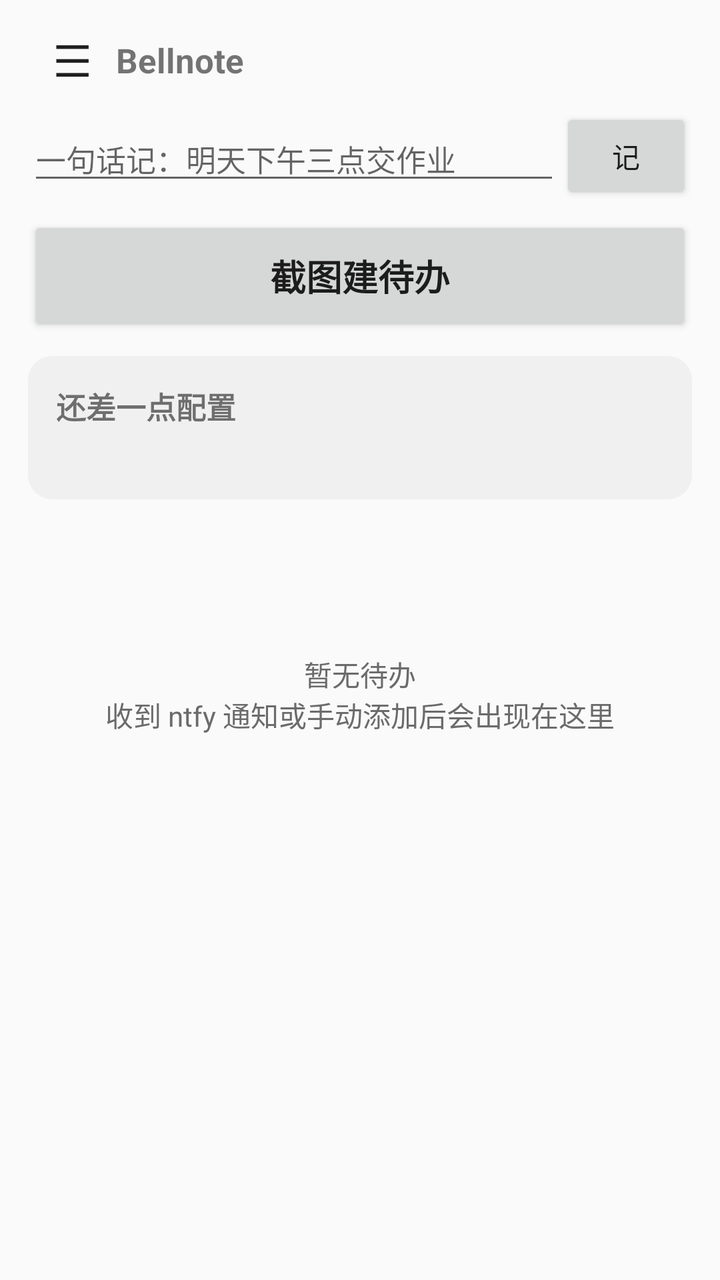
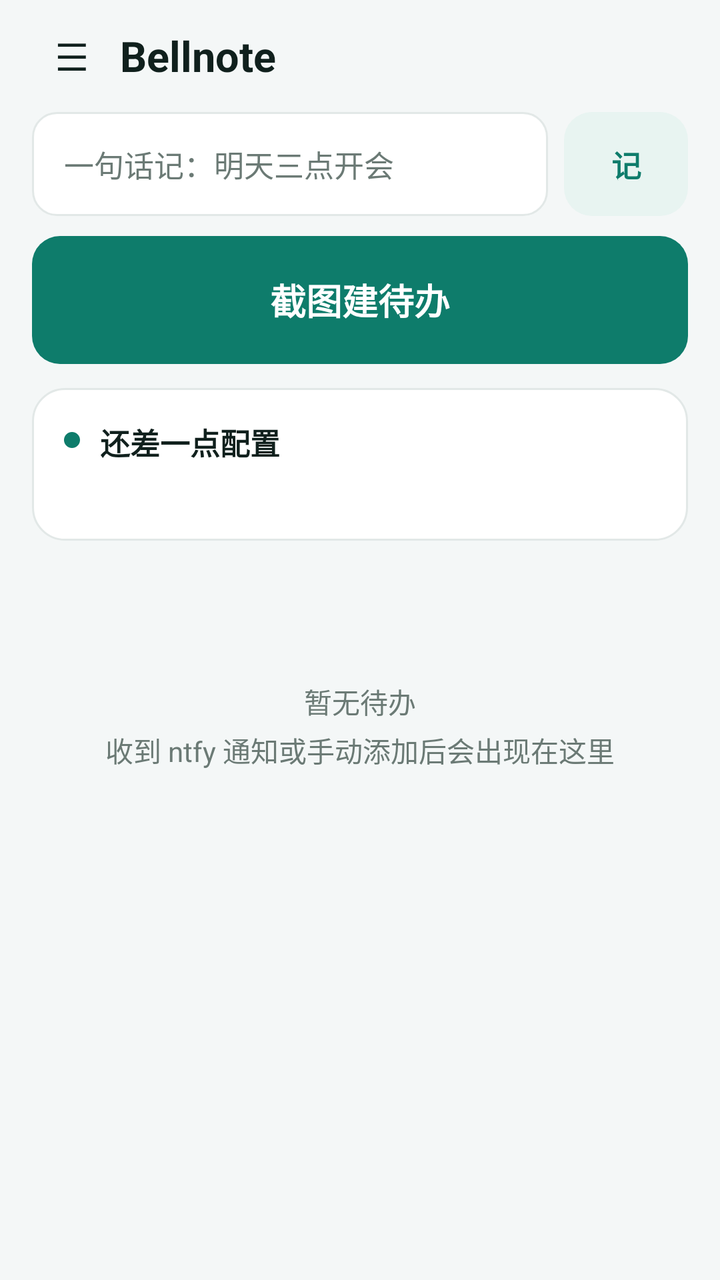

Screens rendered from an Android XML layout before and after an edit, with the pre-edit source and the edit as a unified diff.
<!-- AndroidManifest.xml: activity theme Theme.NtfyCalendar.Home -->
<!-- res/layout/activity_main.xml -->
<?xml version="1.0" encoding="utf-8"?>
<androidx.drawerlayout.widget.DrawerLayout xmlns:android="http://schemas.android.com/apk/res/android"
    android:id="@+id/drawer"
    android:layout_width="match_parent"
    android:layout_height="match_parent">

    
    <LinearLayout
        android:layout_width="match_parent"
        android:layout_height="match_parent"
        android:orientation="vertical"
        android:paddingLeft="14dp"
        android:paddingRight="14dp"
        android:paddingTop="8dp">

        
        <LinearLayout
            android:layout_width="match_parent"
            android:layout_height="wrap_content"
            android:gravity="center_vertical"
            android:orientation="horizontal">

            <TextView
                android:id="@+id/btnMenu"
                android:layout_width="44dp"
                android:layout_height="44dp"
                android:gravity="center"
                android:text="☰"
                android:textColor="@color/text_primary"
                android:textSize="22sp" />

            <TextView
                android:layout_width="0dp"
                android:layout_height="wrap_content"
                android:layout_weight="1"
                android:text="@string/app_name"
                android:textSize="17sp"
                android:textStyle="bold" />

            <TextView
                android:id="@+id/tvVendorHint"
                android:layout_width="wrap_content"
                android:layout_height="wrap_content"
                android:textSize="12sp"
                android:textColor="@color/text_secondary" />
        </LinearLayout>

        
        <LinearLayout
            android:layout_width="match_parent"
            android:layout_height="wrap_content"
            android:layout_marginTop="2dp"
            android:gravity="center_vertical"
            android:orientation="horizontal">

            <EditText
                android:id="@+id/etQuick"
                android:layout_width="0dp"
                android:layout_height="wrap_content"
                android:layout_weight="1"
                android:hint="@string/quick_hint"
                android:imeOptions="actionGo"
                android:inputType="text"
                android:maxLines="1"
                android:textSize="15sp" />

            <Button
                android:id="@+id/btnQuickGo"
                android:layout_width="66dp"
                android:layout_height="wrap_content"
                android:minWidth="0dp"
                android:paddingLeft="4dp"
                android:paddingRight="4dp"
                android:text="@string/quick_go"
                android:textSize="14sp" />
        </LinearLayout>

        <Button
            android:id="@+id/btnShotBig"
            android:layout_width="match_parent"
            android:layout_height="60dp"
            android:layout_marginTop="6dp"
            android:layout_marginBottom="10dp"
            android:text="@string/btn_shot_big"
            android:textSize="18sp"
            android:textStyle="bold" />

        <LinearLayout
            android:id="@+id/statusCard"
            android:layout_width="match_parent"
            android:layout_height="wrap_content"
            android:background="@drawable/bg_card"
            android:clickable="true"
            android:focusable="true"
            android:orientation="vertical"
            android:padding="14dp">

            <TextView
                android:id="@+id/statusTitle"
                android:layout_width="match_parent"
                android:layout_height="wrap_content"
                android:text="@string/main_status_need"
                android:textSize="15sp"
                android:textStyle="bold" />

            <TextView
                android:id="@+id/statusDetail"
                android:layout_width="match_parent"
                android:layout_height="wrap_content"
                android:layout_marginTop="4dp"
                android:textColor="@color/text_secondary"
                android:textSize="13sp" />
        </LinearLayout>

        <TextView
            android:id="@+id/emptyView"
            android:layout_width="match_parent"
            android:layout_height="0dp"
            android:layout_weight="1"
            android:gravity="center"
            android:text="@string/main_empty"
            android:textColor="@color/text_secondary"
            android:textSize="14sp" />

        <androidx.recyclerview.widget.RecyclerView
            android:id="@+id/recycler"
            android:layout_width="match_parent"
            android:layout_height="0dp"
            android:layout_weight="1"
            android:clipToPadding="false"
            android:paddingTop="8dp"
            android:paddingBottom="8dp" />
    </LinearLayout>

    
    <ScrollView
        android:layout_width="272dp"
        android:layout_height="match_parent"
        android:layout_gravity="start"
        android:background="#FFFFFF">

        <LinearLayout
            android:layout_width="match_parent"
            android:layout_height="wrap_content"
            android:orientation="vertical"
            android:paddingTop="24dp"
            android:paddingBottom="24dp">

            <TextView
                android:id="@+id/navAddManual"
                style="@style/NavItem"
                android:layout_marginTop="32dp"
                android:text="@string/nav_add_manual" />

            <TextView
                android:id="@+id/navQuick"
                style="@style/NavItem"
                android:text="@string/nav_quick" />

            <TextView
                android:id="@+id/navCamera"
                style="@style/NavItem"
                android:text="@string/nav_camera" />

            <TextView
                android:id="@+id/navAllEvents"
                style="@style/NavItem"
                android:text="@string/nav_all_events" />

            <TextView
                android:id="@+id/navReconcile"
                style="@style/NavItem"
                android:text="@string/nav_reconcile" />

            <TextView
                android:id="@+id/navSettings"
                style="@style/NavItem"
                android:text="@string/nav_settings" />

            <TextView
                android:id="@+id/navPermission"
                style="@style/NavItem"
                android:text="@string/nav_permission" />

            <TextView
                android:id="@+id/navSidebar"
                style="@style/NavItem"
                android:text="@string/nav_sidebar" />

            <TextView
                android:id="@+id/navTile"
                style="@style/NavItem"
                android:text="@string/nav_tile" />
        </LinearLayout>
    </ScrollView>
</androidx.drawerlayout.widget.DrawerLayout>
<!-- resources referenced by this layout -->
<resources>
  <color name="text_primary">#FF1F1F1F</color>
  <color name="text_secondary">#FF6B6B6B</color>
  <!-- drawable bg_card (drawable) -->
  <?xml version="1.0" encoding="utf-8"?>
  <shape xmlns:android="http://schemas.android.com/apk/res/android"
      android:shape="rectangle">
      <solid android:color="@color/card_bg" />
      <corners android:radius="12dp" />
  </shape>
  <string name="quick_hint">一句话记：明天下午三点交作业</string>
  <style name="NavItem">
          <item name="android:layout_width">match_parent</item>
          <item name="android:layout_height">48dp</item>
          <item name="android:gravity">center_vertical</item>
          <item name="android:paddingLeft">20dp</item>
          <item name="android:paddingRight">20dp</item>
          <item name="android:textSize">15sp</item>
          <item name="android:textColor">@color/text_primary</item>
          <item name="android:background">?android:attr/selectableItemBackground</item>
          <item name="android:clickable">true</item>
          <item name="android:focusable">true</item>
      </style>
  <style name="Theme.NtfyCalendar.Home" parent="Theme.AppCompat.DayNight.NoActionBar">
          <item name="colorPrimary">@color/primary</item>
          <item name="colorPrimaryDark">@color/primary_dark</item>
          <item name="colorAccent">@color/accent</item>
          <item name="android:windowBackground">?android:attr/colorBackground</item>
          <item name="android:statusBarColor">@color/primary_dark</item>
      </style>
  <color name="card_bg">#14808080</color>
  <color name="primary">#FF156B5A</color>
  <color name="primary_dark">#FF0E4B3F</color>
  <color name="accent">#FFEF8F32</color>
  <!-- unchanged entries left out for length: 14 -->
</resources>

<!-- the commit's change to res/layout/activity_main.xml (unified diff, before → after) -->
@@ -1,4 +1,4 @@
-<?xml version="1.0" encoding="utf-8"?>
+﻿<?xml version="1.0" encoding="utf-8"?>
 <androidx.drawerlayout.widget.DrawerLayout xmlns:android="http://schemas.android.com/apk/res/android"
     android:id="@+id/drawer"
     android:layout_width="match_parent"
@@ -9,9 +9,42 @@
         android:layout_width="match_parent"
         android:layout_height="match_parent"
         android:orientation="vertical"
-        android:paddingLeft="14dp"
-        android:paddingRight="14dp"
-        android:paddingTop="8dp">
+        android:paddingLeft="16dp"
+        android:paddingRight="16dp">
+
+        
+        <LinearLayout
+            android:layout_width="match_parent"
+            android:layout_height="56dp"
+            android:gravity="center_vertical"
+            android:orientation="horizontal">
+
+            <TextView
+                android:id="@+id/btnMenu"
+                android:layout_width="40dp"
+                android:layout_height="40dp"
+                android:gravity="center"
+                android:text="☰"
+                android:textColor="@color/text_primary"
+                android:textSize="19sp" />
+
+            <TextView
+                android:layout_width="0dp"
+                android:layout_height="wrap_content"
+                android:layout_marginStart="4dp"
+                android:layout_weight="1"
+                android:text="@string/app_name"
+                android:textColor="@color/text_primary"
+                android:textSize="21sp"
+                android:textStyle="bold" />
+
+            <TextView
+                android:id="@+id/tvVendorHint"
+                android:layout_width="wrap_content"
+                android:layout_height="wrap_content"
+                android:textColor="@color/text_secondary"
+                android:textSize="11sp" />
+        </LinearLayout>
 
         
         <LinearLayout
@@ -20,96 +53,88 @@
             android:gravity="center_vertical"
             android:orientation="horizontal">
 
-            <TextView
-                android:id="@+id/btnMenu"
-                android:layout_width="44dp"
-                android:layout_height="44dp"
-                android:gravity="center"
-                android:text="☰"
-                android:textColor="@color/text_primary"
-                android:textSize="22sp" />
-
-            <TextView
-                android:layout_width="0dp"
-                android:layout_height="wrap_content"
-                android:layout_weight="1"
-                android:text="@string/app_name"
-                android:textSize="17sp"
-                android:textStyle="bold" />
-
-            <TextView
-                android:id="@+id/tvVendorHint"
-                android:layout_width="wrap_content"
-                android:layout_height="wrap_content"
-                android:textSize="12sp"
-                android:textColor="@color/text_secondary" />
-        </LinearLayout>
-
-        
-        <LinearLayout
-            android:layout_width="match_parent"
-            android:layout_height="wrap_content"
-            android:layout_marginTop="2dp"
-            android:gravity="center_vertical"
-            android:orientation="horizontal">
-
             <EditText
                 android:id="@+id/etQuick"
                 android:layout_width="0dp"
-                android:layout_height="wrap_content"
+                android:layout_height="52dp"
                 android:layout_weight="1"
+                android:background="@drawable/bg_input"
                 android:hint="@string/quick_hint"
                 android:imeOptions="actionGo"
                 android:inputType="text"
                 android:maxLines="1"
+                android:paddingLeft="16dp"
+                android:paddingRight="16dp"
+                android:textColor="@color/text_primary"
+                android:textColorHint="@color/text_secondary"
                 android:textSize="15sp" />
 
             <Button
                 android:id="@+id/btnQuickGo"
-                android:layout_width="66dp"
-                android:layout_height="wrap_content"
+                style="@style/BtnTonal"
+                android:layout_width="62dp"
+                android:layout_height="52dp"
+                android:layout_marginStart="8dp"
                 android:minWidth="0dp"
-                android:paddingLeft="4dp"
-                android:paddingRight="4dp"
+                android:paddingLeft="0dp"
+                android:paddingRight="0dp"
                 android:text="@string/quick_go"
-                android:textSize="14sp" />
+                android:textSize="15sp" />
         </LinearLayout>
 
         <Button
             android:id="@+id/btnShotBig"
-            android:layout_width="match_parent"
-            android:layout_height="60dp"
-            android:layout_marginTop="6dp"
-            android:layout_marginBottom="10dp"
+            style="@style/BtnPrimary"
+            android:layout_width="match_parent"
+            android:layout_height="64dp"
+            android:layout_marginTop="10dp"
             android:text="@string/btn_shot_big"
-            android:textSize="18sp"
-            android:textStyle="bold" />
-
+            android:textSize="18sp" />
+
+        
         <LinearLayout
             android:id="@+id/statusCard"
             android:layout_width="match_parent"
             android:layout_height="wrap_content"
+            android:layout_marginTop="12dp"
             android:background="@drawable/bg_card"
             android:clickable="true"
             android:focusable="true"
-            android:orientation="vertical"
-            android:padding="14dp">
-
-            <TextView
-                android:id="@+id/statusTitle"
-                android:layout_width="match_parent"
-                android:layout_height="wrap_content"
-                android:text="@string/main_status_need"
-                android:textSize="15sp"
-                android:textStyle="bold" />
-
-            <TextView
-                android:id="@+id/statusDetail"
-                android:layout_width="match_parent"
-                android:layout_height="wrap_content"
-                android:layout_marginTop="4dp"
-                android:textColor="@color/text_secondary"
-                android:textSize="13sp" />
+            android:orientation="horizontal"
+            android:padding="16dp">
+
+            <View
+                android:id="@+id/statusDot"
+                android:layout_width="8dp"
+                android:layout_height="8dp"
+                android:layout_marginTop="6dp"
+                android:background="@drawable/dot_ok" />
+
+            <LinearLayout
+                android:layout_width="0dp"
+                android:layout_height="wrap_content"
+                android:layout_marginStart="10dp"
+                android:layout_weight="1"
+                android:orientation="vertical">
+
+                <TextView
+                    android:id="@+id/statusTitle"
+                    android:layout_width="match_parent"
+                    android:layout_height="wrap_content"
+                    android:text="@string/main_status_need"
+                    android:textColor="@color/text_primary"
+                    android:textSize="15sp"
+                    android:textStyle="bold" />
+
+                <TextView
+                    android:id="@+id/statusDetail"
+                    android:layout_width="match_parent"
+                    android:layout_height="wrap_content"
+                    android:layout_marginTop="6dp"
+                    android:lineSpacingExtra="3dp"
+                    android:textColor="@color/text_secondary"
+                    android:textSize="12sp" />
+            </LinearLayout>
         </LinearLayout>
 
         <TextView
@@ -118,6 +143,7 @@
             android:layout_height="0dp"
             android:layout_weight="1"
             android:gravity="center"
+            android:lineSpacingExtra="4dp"
             android:text="@string/main_empty"
             android:textColor="@color/text_secondary"
             android:textSize="14sp" />
@@ -128,28 +154,54 @@
             android:layout_height="0dp"
             android:layout_weight="1"
             android:clipToPadding="false"
-            android:paddingTop="8dp"
-            android:paddingBottom="8dp" />
+            android:paddingTop="12dp"
+            android:paddingBottom="12dp" />
     </LinearLayout>
 
     
     <ScrollView
-        android:layout_width="272dp"
+        android:layout_width="280dp"
         android:layout_height="match_parent"
         android:layout_gravity="start"
-        android:background="#FFFFFF">
+        android:background="@color/nav_bg">
 
         <LinearLayout
             android:layout_width="match_parent"
             android:layout_height="wrap_content"
             android:orientation="vertical"
-            android:paddingTop="24dp"
+            android:paddingTop="28dp"
             android:paddingBottom="24dp">
 
             <TextView
+                android:layout_width="match_parent"
+                android:layout_height="wrap_content"
+                android:paddingLeft="22dp"
+                android:paddingRight="22dp"
+                android:text="@string/app_name"
+                android:textColor="@color/primary"
+                android:textSize="20sp"
+                android:textStyle="bold" />
+
+            <TextView
+                android:layout_width="match_parent"
+                android:layout_height="wrap_content"
+                android:paddingLeft="22dp"
+                android:paddingRight="22dp"
+                android:paddingTop="2dp"
+                android:paddingBottom="14dp"
+                android:text="@string/nav_subtitle"
+                android:textColor="@color/text_secondary"
+                android:textSize="12sp" />
+
+            <View
+                android:layout_width="match_parent"
+                android:layout_height="1dp"
+                android:layout_marginBottom="8dp"
+                android:background="@color/divider" />
+
+            <TextView
                 android:id="@+id/navAddManual"
                 style="@style/NavItem"
-                android:layout_marginTop="32dp"
                 android:text="@string/nav_add_manual" />
 
             <TextView
@@ -162,6 +214,15 @@
                 style="@style/NavItem"
                 android:text="@string/nav_camera" />
 
+            <View
+                android:layout_width="match_parent"
+                android:layout_height="1dp"
+                android:layout_marginTop="8dp"
+                android:layout_marginBottom="8dp"
+                android:layout_marginLeft="22dp"
+                android:layout_marginRight="22dp"
+                android:background="@color/divider" />
+
             <TextView
                 android:id="@+id/navAllEvents"
                 style="@style/NavItem"
@@ -176,6 +237,15 @@
                 android:id="@+id/navSettings"
                 style="@style/NavItem"
                 android:text="@string/nav_settings" />
+
+            <View
+                android:layout_width="match_parent"
+                android:layout_height="1dp"
+                android:layout_marginTop="8dp"
+                android:layout_marginBottom="8dp"
+                android:layout_marginLeft="22dp"
+                android:layout_marginRight="22dp"
+                android:background="@color/divider" />
 
             <TextView
                 android:id="@+id/navPermission"
<!-- resource entries referenced after the edit -->
@@ -1,21 +1,66 @@
 <!-- resources referenced by this layout -->
 <resources>
-  <color name="text_primary">#FF1F1F1F</color>
-  <color name="text_secondary">#FF6B6B6B</color>
+  <color name="divider">#FFEDF1F0</color>
+  <color name="nav_bg">#FFFFFFFF</color>
+  <color name="text_primary">#FF10201D</color>
+  <color name="text_secondary">#FF6B7A75</color>
   <!-- drawable bg_card (drawable) -->
-  <?xml version="1.0" encoding="utf-8"?>
+  ﻿<?xml version="1.0" encoding="utf-8"?>
   <shape xmlns:android="http://schemas.android.com/apk/res/android"
       android:shape="rectangle">
       <solid android:color="@color/card_bg" />
+      <corners android:radius="16dp" />
+      <stroke
+          android:width="1dp"
+          android:color="@color/card_stroke" />
+  </shape>
+  <!-- drawable bg_input (drawable) -->
+  ﻿<?xml version="1.0" encoding="utf-8"?>
+  <shape xmlns:android="http://schemas.android.com/apk/res/android"
+      android:shape="rectangle">
+      <solid android:color="@color/surface" />
       <corners android:radius="12dp" />
+      <stroke
+          android:width="1dp"
+          android:color="@color/card_stroke" />
   </shape>
-  <string name="quick_hint">一句话记：明天下午三点交作业</string>
+  <!-- drawable dot_ok (drawable) -->
+  ﻿<?xml version="1.0" encoding="utf-8"?>
+  <shape xmlns:android="http://schemas.android.com/apk/res/android"
+      android:shape="oval">
+      <solid android:color="@color/primary" />
+      <size
+          android:width="8dp"
+          android:height="8dp" />
+  </shape>
+  <string name="nav_subtitle">截图 · 一句话 · 侧边栏，怎么快怎么来</string>
+  <string name="quick_hint">一句话记：明天三点开会</string>
+  <style name="BtnPrimary">
+          <item name="android:layout_width">match_parent</item>
+          <item name="android:layout_height">52dp</item>
+          <item name="android:background">@drawable/bg_button_primary</item>
+          <item name="android:textColor">@color/text_on_primary</item>
+          <item name="android:textSize">16sp</item>
+          <item name="android:textStyle">bold</item>
+          <item name="android:textAllCaps">false</item>
+          <item name="android:stateListAnimator">@null</item>
+      </style>
+  <style name="BtnTonal">
+          <item name="android:layout_width">match_parent</item>
+          <item name="android:layout_height">48dp</item>
+          <item name="android:background">@drawable/bg_button_tonal</item>
+          <item name="android:textColor">@color/primary</item>
+          <item name="android:textSize">15sp</item>
+          <item name="android:textStyle">bold</item>
+          <item name="android:textAllCaps">false</item>
+          <item name="android:stateListAnimator">@null</item>
+      </style>
   <style name="NavItem">
           <item name="android:layout_width">match_parent</item>
-          <item name="android:layout_height">48dp</item>
+          <item name="android:layout_height">52dp</item>
           <item name="android:gravity">center_vertical</item>
-          <item name="android:paddingLeft">20dp</item>
-          <item name="android:paddingRight">20dp</item>
+          <item name="android:paddingLeft">22dp</item>
+          <item name="android:paddingRight">22dp</item>
           <item name="android:textSize">15sp</item>
           <item name="android:textColor">@color/text_primary</item>
           <item name="android:background">?android:attr/selectableItemBackground</item>
@@ -26,13 +71,42 @@
           <item name="colorPrimary">@color/primary</item>
           <item name="colorPrimaryDark">@color/primary_dark</item>
           <item name="colorAccent">@color/accent</item>
-          <item name="android:windowBackground">?android:attr/colorBackground</item>
+          <item name="android:windowBackground">@color/window_bg</item>
           <item name="android:statusBarColor">@color/primary_dark</item>
+          <item name="android:navigationBarColor">@color/window_bg</item>
       </style>
-  <color name="card_bg">#14808080</color>
-  <color name="primary">#FF156B5A</color>
-  <color name="primary_dark">#FF0E4B3F</color>
-  <color name="accent">#FFEF8F32</color>
+  <color name="card_bg">#FFFFFFFF</color>
+  <color name="card_stroke">#FFE2E8E7</color>
+  <color name="surface">#FFFFFFFF</color>
+  <!-- drawable bg_button_primary (drawable) -->
+  ﻿<?xml version="1.0" encoding="utf-8"?>
+  <ripple xmlns:android="http://schemas.android.com/apk/res/android"
+      android:color="@color/ripple">
+      <item>
+          <shape android:shape="rectangle">
+              <solid android:color="@color/primary" />
+              <corners android:radius="14dp" />
+          </shape>
+      </item>
+  </ripple>
+  <color name="text_on_primary">#FFFFFFFF</color>
+  <!-- drawable bg_button_tonal (drawable) -->
+  ﻿<?xml version="1.0" encoding="utf-8"?>
+  <ripple xmlns:android="http://schemas.android.com/apk/res/android"
+      android:color="@color/ripple">
+      <item>
+          <shape android:shape="rectangle">
+              <solid android:color="@color/chip_bg" />
+              <corners android:radius="14dp" />
+          </shape>
+      </item>
+  </ripple>
+  <color name="primary">#FF0E7C6B</color>
+  <color name="primary_dark">#FF0A5A4D</color>
+  <color name="accent">#FFF59E0B</color>
+  <color name="window_bg">#FFF4F7F7</color>
+  <color name="ripple">#220E7C6B</color>
+  <color name="chip_bg">#FFE8F4F1</color>
   <!-- unchanged entries left out for length: 14 -->
 </resources>
 
